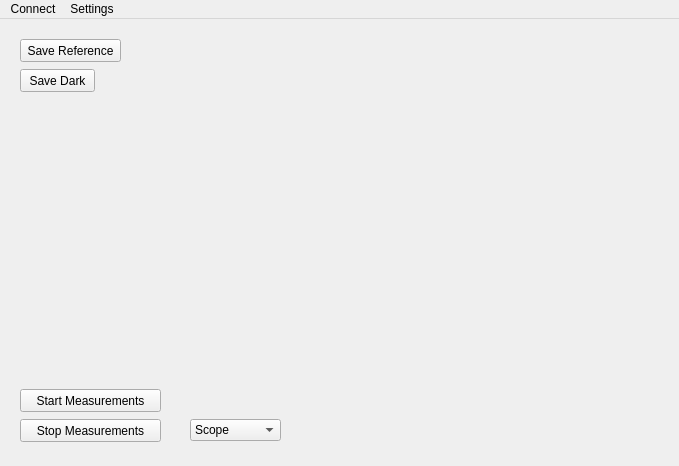
Qt form Avasoft_thorlabs_kikkare/main_window.ui (AlwaysLati/thorlabs_rotation_stage_controller) before a commit.
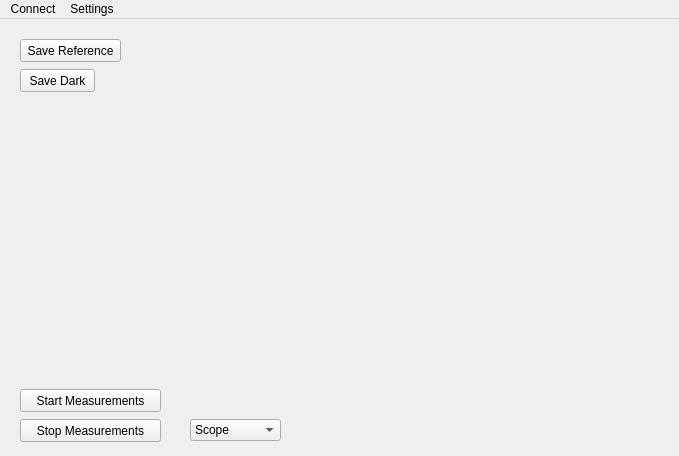
The same form after that commit. Custom widgets are drawn as their Qt base class.

```diff
--- a/Avasoft_thorlabs_kikkare/main_window.ui
+++ b/Avasoft_thorlabs_kikkare/main_window.ui
@@ -7,7 +7,7 @@
     <x>0</x>
     <y>0</y>
     <width>679</width>
-    <height>466</height>
+    <height>456</height>
    </rect>
   </property>
   <property name="windowTitle">
```
Left out of the diff: 17 changed lines with no effect on the pictures.
